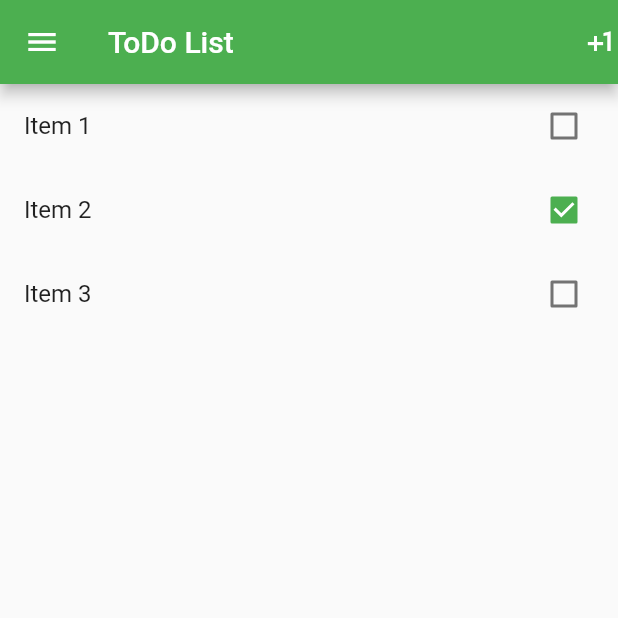
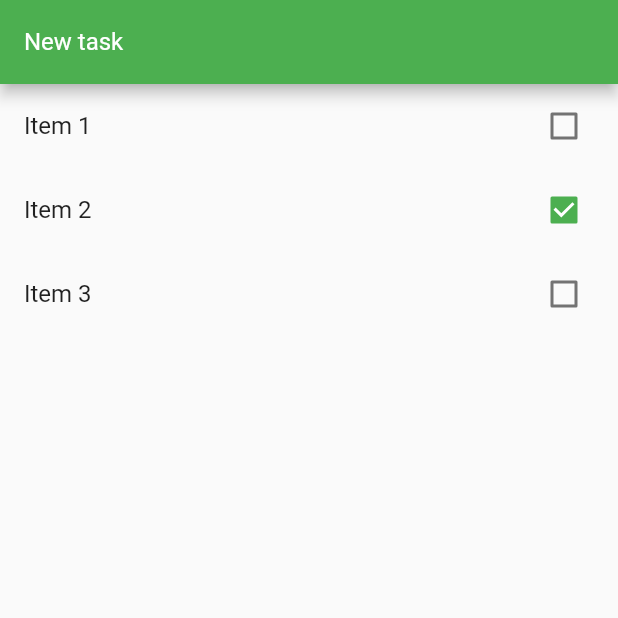
Before and after one commit to Artrogeno/todo-flutter, a Flutter app: the screen it shows after launch, on a phone screen of 412 x 824 dp, the top half of it. Run offline on Flutter 3.47's test engine with Material 2 defaults, Android fonts, the phone set to English and light mode, and no system bars.

```diff
--- a/lib/main.dart
+++ b/lib/main.dart
@@ -30,15 +30,22 @@ class HomePage extends StatefulWidget {
 }
 
 class _HomePageState extends State<HomePage> {
+  var newTaskCtrl = TextEditingController();
+
   @override
   Widget build(BuildContext context) {
     return Scaffold(
       appBar: AppBar(
-        leading: Icon(Icons.menu),
-        title: Text("ToDo List"),
-        actions: <Widget>[
-          Icon(Icons.plus_one),
-        ],
+        title: TextFormField(
+          keyboardType: TextInputType.text,
+          style: TextStyle(
+            color: Colors.white,
+            fontSize: 16,
+          ),
+          decoration: InputDecoration(
+              labelText: 'New task',
+              labelStyle: TextStyle(color: Colors.white)),
+        ),
       ),
       body: ListView.builder(
         itemCount: widget.items.length,
```
